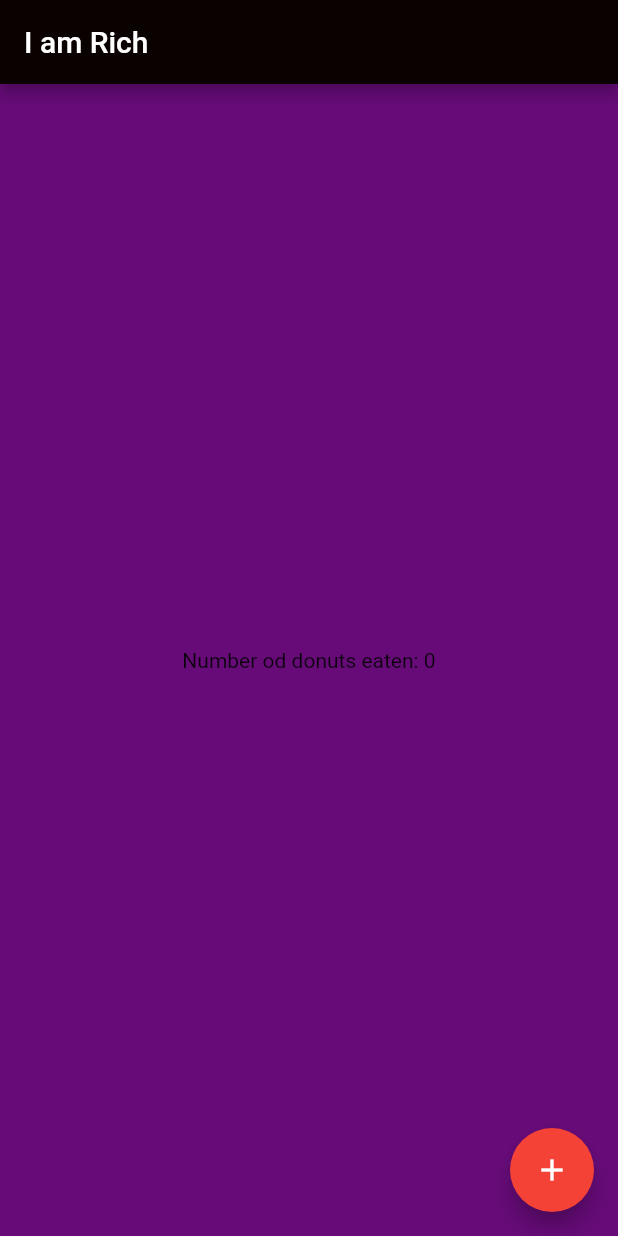
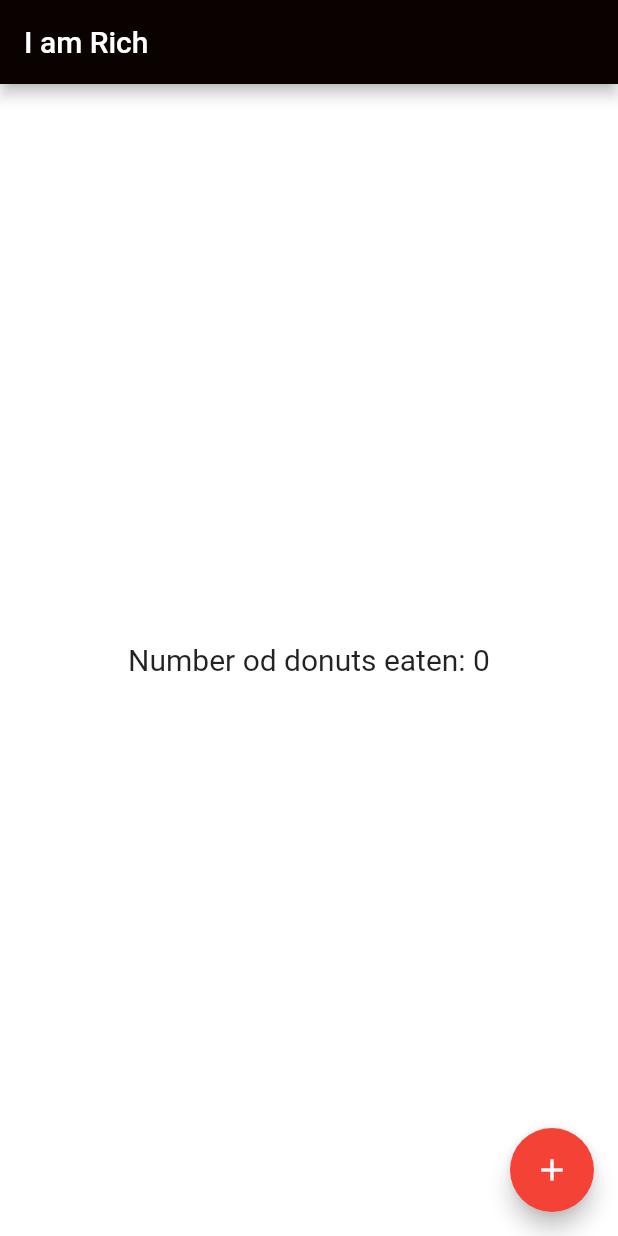
Before and after one commit to infinith4/test_flutter, a Flutter app: the screen it shows after launch, on a phone screen of 412 x 824 dp. Run offline on Flutter 3.47's test engine with Material 2 defaults, Android fonts, the phone set to English and light mode, and no system bars.

Commit message:
Update main.dart

```diff
--- a/flutterapp01/lib/main.dart
+++ b/flutterapp01/lib/main.dart
@@ -15,7 +15,7 @@ class _MainPageState extends State<MainPage> {
     return
       MaterialApp(
           home: Scaffold(
-            backgroundColor: Color.fromRGBO(103, 11, 121, 5),
+            backgroundColor: Colors.white,// Color.fromRGBO(103, 11, 121, 5),
             appBar: AppBar(
               title: Text("I am Rich"),
               backgroundColor: Color.fromRGBO(10, 1, 1, 1.1),
@@ -23,6 +23,9 @@ class _MainPageState extends State<MainPage> {
             body: Center(
               child: Text (
                 'Number od donuts eaten: $nDonuts',
+                style: TextStyle(
+                  fontSize: 20.0
+                ),
               ),
             ),
             floatingActionButton: FloatingActionButton(
```
